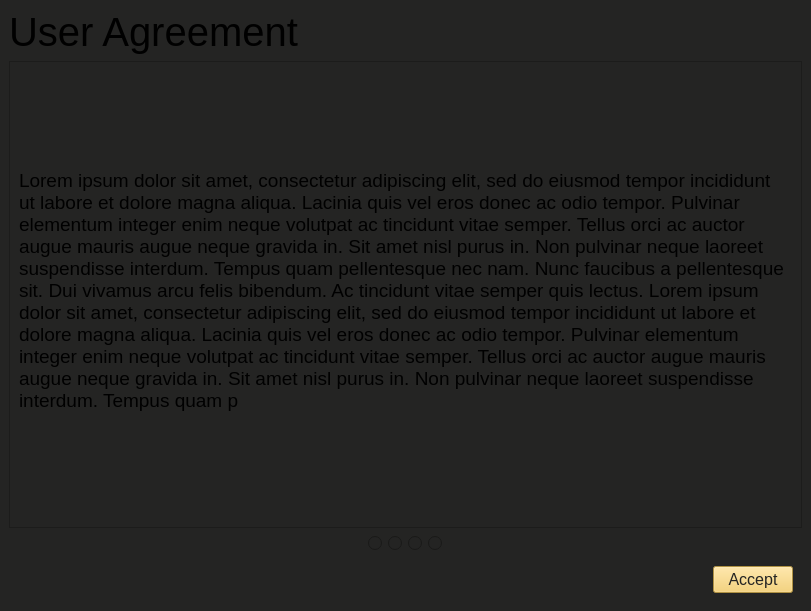
Old version of the form ui/Landing/Landing-5[UserAgreement].ui in the repository dhir0hit/My_Env.
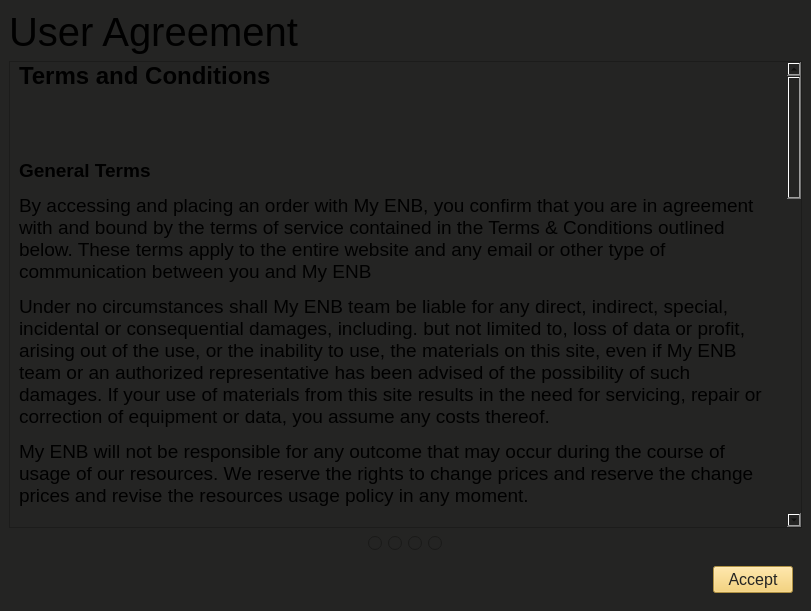
New version of the form. Icons and pictures are not drawn.

Patch:
```diff
--- a/ui/Landing/Landing-5[UserAgreement].ui
+++ b/ui/Landing/Landing-5[UserAgreement].ui
@@ -45,9 +45,9 @@
        <property name="geometry">
         <rect>
          <x>0</x>
-         <y>0</y>
-         <width>795</width>
-         <height>449</height>
+         <y>-1476</y>
+         <width>774</width>
+         <height>1925</height>
         </rect>
        </property>
        <layout class="QVBoxLayout" name="verticalLayout_3">
@@ -68,7 +68,7 @@
            </font>
           </property>
           <property name="text">
-           <string>Lorem ipsum dolor sit amet, consectetur adipiscing elit, sed do eiusmod tempor incididunt ut labore et dolore magna aliqua. Lacinia quis vel eros donec ac odio tempor. Pulvinar elementum integer enim neque volutpat ac tincidunt vitae semper. Tellus orci ac auctor augue mauris augue neque gravida in. Sit amet nisl purus in. Non pulvinar neque laoreet suspendisse interdum. Tempus quam pellentesque nec nam. Nunc faucibus a pellentesque sit. Dui vivamus arcu felis bibendum. Ac tincidunt vitae semper quis lectus. Lorem ipsum dolor sit amet, consectetur adipiscing elit, sed do eiusmod tempor incididunt ut labore et dolore magna aliqua. Lacinia quis vel eros donec ac odio tempor. Pulvinar elementum integer enim neque volutpat ac tincidunt vitae semper. Tellus orci ac auctor augue mauris augue neque gravida in. Sit amet nisl purus in. Non pulvinar neque laoreet suspendisse interdum. Tempus quam p</string>
+           <string>&lt;html&gt;&lt;head/&gt;&lt;body&gt;&lt;p&gt;&lt;span style=&quot; font-size:18pt; font-weight:600;&quot;&gt;Terms and Conditions&lt;/span&gt;&lt;/p&gt;&lt;p&gt;&lt;br/&gt;&lt;/p&gt;&lt;p&gt;&lt;span style=&quot; font-weight:600;&quot;&gt;General Terms&lt;/span&gt;&lt;/p&gt;&lt;p&gt;By accessing and placing an order with My ENB, you confirm that you are in agreement with and bound by the terms of service contained in the Terms &amp;amp; Conditions outlined below. These terms apply to the entire website and any email or other type of communication between you and My ENB&lt;/p&gt;&lt;p&gt;Under no circumstances shall My ENB team be liable for any direct, indirect, special, incidental or consequential damages, including. but not limited to, loss of data or profit, arising out of the use, or the inability to use, the materials on this site, even if My ENB team or an authorized representative has been advised of the possibility of such damages. If your use of materials from this site results in the need for servicing, repair or correction of equipment or data, you assume any costs thereof.&lt;/p&gt;&lt;p&gt;My ENB will not be responsible for any outcome that may occur during the course of usage of our resources. We reserve the rights to change prices and reserve the change prices and revise the resources usage policy in any moment.&lt;/p&gt;&lt;p&gt;&lt;br/&gt;&lt;/p&gt;&lt;p&gt;&lt;span style=&quot; font-weight:600;&quot;&gt;License&lt;/span&gt;&lt;/p&gt;&lt;p&gt;My ENB grants you a revocable, non-exclusive, non- transferable, limited license to download, install and use the app strictly in accordance with the terms of this Agreement. These Terms &amp;amp; Conditions are a contract between you and My ENB (we.&amp;quot; *our,&amp;quot; or&lt;/p&gt;&lt;p&gt;&amp;quot;us&amp;quot;) grants you a revocable, non-exclusive, non- transferable, limited license to download, install and use the app strictly in accordance with terms of this Agreement.&lt;/p&gt;&lt;p&gt;&lt;br/&gt;&lt;/p&gt;&lt;p&gt;&lt;span style=&quot; font-weight:600;&quot;&gt;Definitions and key terms&lt;/span&gt;&lt;/p&gt;&lt;p&gt;• Cookie: small amount of data generated by a website and saved by your web browser. It is used to identify your browser, provide analytics, remember information about you such as your language preference or login information.&lt;/p&gt;&lt;p&gt;• Company: when this policy mentions &amp;quot;Company.&amp;quot; &amp;quot;we,&amp;quot; *us,&amp;quot; or &amp;quot;our,&amp;quot; it refers to My ENB that is responsible for your information under this Privacy Policy.&lt;/p&gt;&lt;p&gt;• Country: where My ENB or the owners/founders of My ENB are based, in this case is Canada.&lt;/p&gt;&lt;p&gt;• Customer: refers to the company, organization or person that signs up to use the My ENB Service to manage the relationships with your consumers or service users.&lt;/p&gt;&lt;p&gt;• Device: any internet connected device such as a phone, tablet, computer or any other device that can be used to visit My ENB and use the services.&lt;/p&gt;&lt;p&gt;• IP address: Every device connected to the Internet is assigned a number known as an Internet protocol (IP) address. These numbers are usually assigned in geographic blocks. An IP address can often be used to identify the location from which a device is connecting to the Internet.&lt;/p&gt;&lt;p&gt;Restrictions&lt;/p&gt;&lt;p&gt;You agree not to, and you will not permit others to:&lt;/p&gt;&lt;p&gt;• License, sell, rent, lease, assign, distribute, transmit, host, outsource, disclose or otherwise commercially exploit the se make the platform available to any third party.&lt;/p&gt;&lt;p&gt;• Modify, make derivative works of, disassemble, decrypt, reverse compile or reverse engineer any part of the service.&lt;/p&gt;&lt;p&gt;• Remove, alter or obscure any proprietary notice (including any notice of copyright or trademark) of or its affiliates, partners or licensors of others. &lt;/p&gt;&lt;p&gt;&lt;br/&gt;&lt;/p&gt;&lt;p&gt;&lt;span style=&quot; font-weight:600;&quot;&gt;Contact us: &lt;/span&gt;&lt;/p&gt;&lt;p&gt;Don’t hesitate to contact us if u have any questions.&lt;/p&gt;&lt;p&gt;Via the link: github.com/dhir0hit/my_env/issues&lt;/p&gt;&lt;p&gt;&lt;br/&gt;&lt;/p&gt;&lt;/body&gt;&lt;/html&gt;</string>
           </property>
           <property name="wordWrap">
            <bool>true</bool>
```
Left out of the diff: 8 changed lines with no effect on the pictures.
